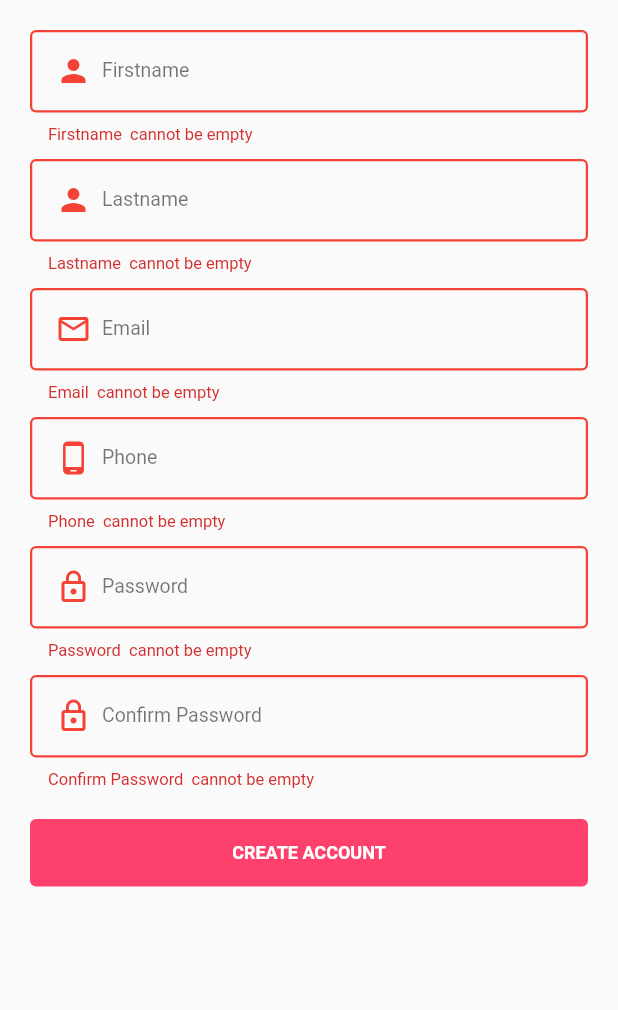
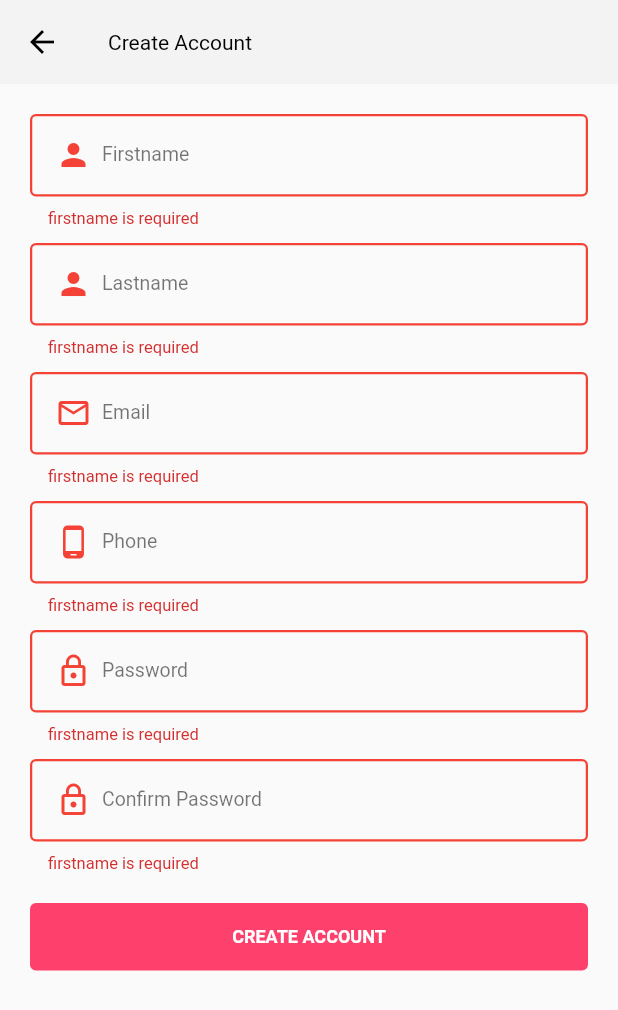
Before and after one commit to vnyambuti/flutter-ecommerce-with-getx, a Flutter app: the Register screen opened directly, after a tap on "CREATE ACCOUNT", on a phone screen of 412 x 824 dp. Shown: the top 1010 px of the screen. Run offline on Flutter 3.47's test engine with Material 2 defaults, Android fonts, the phone set to English and light mode, and no system bars; our stand-ins replace flutter_native_splash, flutter_secure_storage, get; accounts and stored records are empty.

Commit message:
register controller

```diff
--- a/lib/feature/register/register.dart
+++ b/lib/feature/register/register.dart
@@ -1,3 +1,4 @@
+import 'package:ecom1/feature/register/register_controller.dart';
 import 'package:ecom1/foundation/sp_icons/sp_button.dart';
 import 'package:ecom1/foundation/sp_icons/sp_input.dart';
 import 'package:ecom1/foundation/sp_icons/sp_solidbutton.dart';
@@ -7,9 +8,14 @@ import 'package:get/get.dart';
 class Register extends StatelessWidget {
   Register({Key? key}) : super(key: key);
   final formkey = GlobalKey<FormState>();
+  var regcontroller = Get.put(RegisterController());
   @override
   Widget build(BuildContext context) {
     return Scaffold(
+      appBar: AppBar(
+        title: Text("Create Account"),
+        elevation: 0,
+      ),
       body: SafeArea(
         child: SingleChildScrollView(
           child: Padding(
@@ -19,6 +25,13 @@ class Register extends StatelessWidget {
               child: Column(
                 children: [
                   InputField(
+                    validator: (value) {
+                      if (value!.isEmpty) {
+                        return "firstname is required";
+                      }
+                      return null;
+                    },
+                    textController: regcontroller.firstnameController,
                     inputType: TextInputType.text,
                     obscure: false,
                     text: "Firstname",
@@ -29,6 +42,13 @@ class Register extends StatelessWidget {
                   ),
                   SizedBox(height: 10),
                   InputField(
+                    validator: (value) {
+                      if (value!.isEmpty) {
+                        return "firstname is required";
+                      }
+                      return null;
+                    },
+                    textController: regcontroller.lastnameController,
                     inputType: TextInputType.text,
                     obscure: false,
                     text: "Lastname",
@@ -39,6 +59,13 @@ class Register extends StatelessWidget {
                   ),
                   SizedBox(height: 10),
                   InputField(
+                    validator: (value) {
+                      if (value!.isEmpty) {
+                        return "firstname is required";
+                      }
+                      return null;
+                    },
+                    textController: regcontroller.emailController,
                     inputType: TextInputType.emailAddress,
                     obscure: false,
                     text: "Email",
@@ -49,6 +76,13 @@ class Register extends StatelessWidget {
                   ),
                   SizedBox(height: 10),
                   InputField(
+                    validator: (value) {
+                      if (value!.isEmpty) {
+                        return "firstname is required";
+                      }
+                      return null;
+                    },
+                    textController: regcontroller.phoneController,
                     inputType: TextInputType.phone,
                     obscure: false,
                     text: "Phone",
@@ -59,6 +93,13 @@ class Register extends StatelessWidget {
                   ),
                   SizedBox(height: 10),
                   InputField(
+                    validator: (value) {
+                      if (value!.isEmpty) {
+                        return "firstname is required";
+                      }
+                      return null;
+                    },
+                    textController: regcontroller.passwordController,
                     inputType: TextInputType.text,
                     obscure: true,
                     text: "Password",
@@ -69,6 +110,14 @@ class Register extends StatelessWidget {
                   ),
                   SizedBox(height: 10),
                   InputField(
+                    validator: (value) {
+                      if (value!.isEmpty) {
+                        return "firstname is required";
+                      }
+                      return null;
+                    },
+                    onchange: check,
+                    textController: regcontroller.confrirmController,
                     inputType: TextInputType.text,
                     obscure: true,
                     text: "Confirm Password",
@@ -93,4 +142,10 @@ class Register extends StatelessWidget {
       ),
     );
   }
+
+  check(String value) {
+    if (value != regcontroller.passwordController.value) {
+      print("password does not match");
+    }
+  }
 }
--- /dev/null
+++ b/lib/feature/register/register_controller.dart
@@ -0,0 +1,11 @@
+import 'package:flutter/cupertino.dart';
+import 'package:get/get.dart';
+
+class RegisterController extends GetxController {
+  TextEditingController firstnameController = TextEditingController();
+  TextEditingController lastnameController = TextEditingController();
+  TextEditingController emailController = TextEditingController();
+  TextEditingController phoneController = TextEditingController();
+  TextEditingController passwordController = TextEditingController();
+  TextEditingController confrirmController = TextEditingController();
+}
--- a/lib/foundation/sp_icons/sp_input.dart
+++ b/lib/foundation/sp_icons/sp_input.dart
@@ -8,6 +8,9 @@ class InputField extends StatelessWidget {
       required this.text,
       this.icon,
       required this.obscure,
+      required this.textController,
+      this.onchange,
+      this.validator,
       required this.inputType})
       : super(key: key);
 
@@ -16,20 +19,19 @@ class InputField extends StatelessWidget {
   Widget? icon;
   bool obscure;
   TextInputType inputType;
+  final TextEditingController textController;
+  Function(String value)? onchange;
+  String? Function(String?)? validator;
   @override
   Widget build(BuildContext context) {
     return Container(
       child: TextFormField(
-        // controller: logincontroller.PasswordEditingController,
+        controller: textController,
         keyboardType: inputType,
         obscureText: obscure,
         style: TextStyle(color: AppColors.captiontextColor1, fontSize: 13),
-        validator: (value) {
-          if (value!.isEmpty) {
-            return "$text" + "  cannot be empty";
-          }
-          return null;
-        },
+        validator: validator,
+        onChanged: onchange,
         decoration: InputDecoration(
           labelText: text,
           labelStyle: TextStyle(fontSize: 13, color: Colors.black54),
--- a/lib/main.dart
+++ b/lib/main.dart
@@ -23,10 +23,15 @@ class MyApp extends StatelessWidget {
                 fontSize: 14.5,
                 letterSpacing: 0.15,
                 color: AppColors.headline6),
-              bodyText1:
-                  TextStyle(color: AppColors.bodytextColor1, fontSize: 14),
+            bodyText1: TextStyle(color: AppColors.bodytextColor1, fontSize: 14),
             caption:
-                  TextStyle(color: AppColors.captiontextColor1, fontSize: 11))),
+                TextStyle(color: AppColors.captiontextColor1, fontSize: 11)),
+        appBarTheme: AppBarTheme(
+            iconTheme: IconThemeData(color: Colors.black),
+            color: AppColors.scaffoldBGColor, //<-- SEE HERE
+            titleTextStyle: TextStyle(color: Colors.black),
+            elevation: 0),
+      ),
       home: LandingPage(),
     );
   }
```
Also changed, not shown: lib/feature/register/register_model.dart (added). Lines whose indentation alone changed are shown as unchanged.
